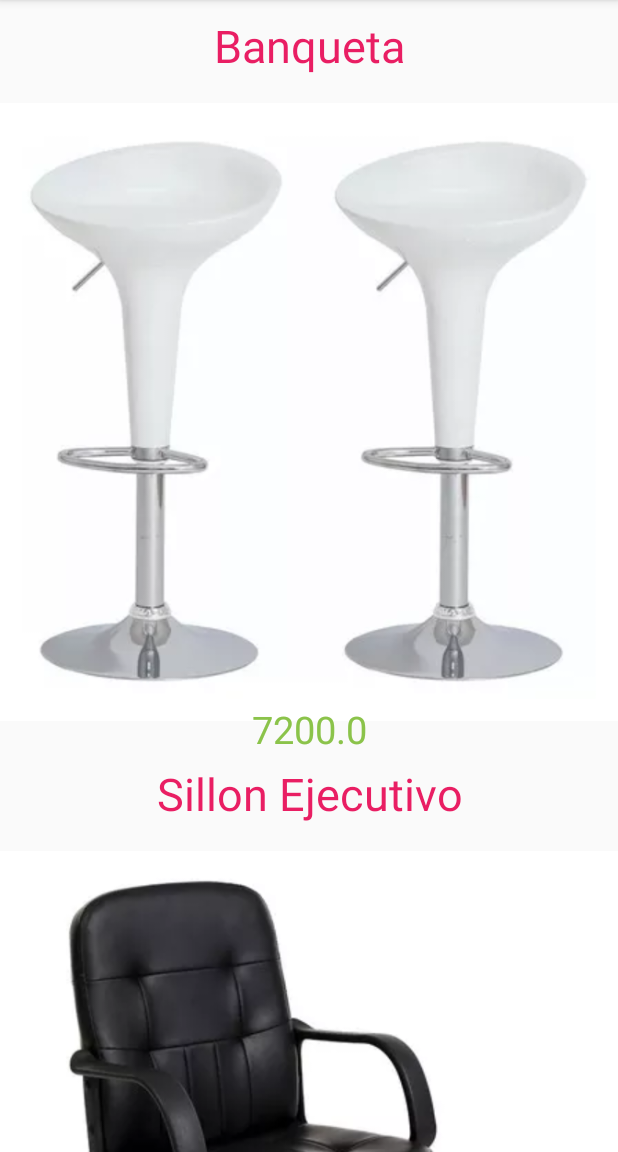
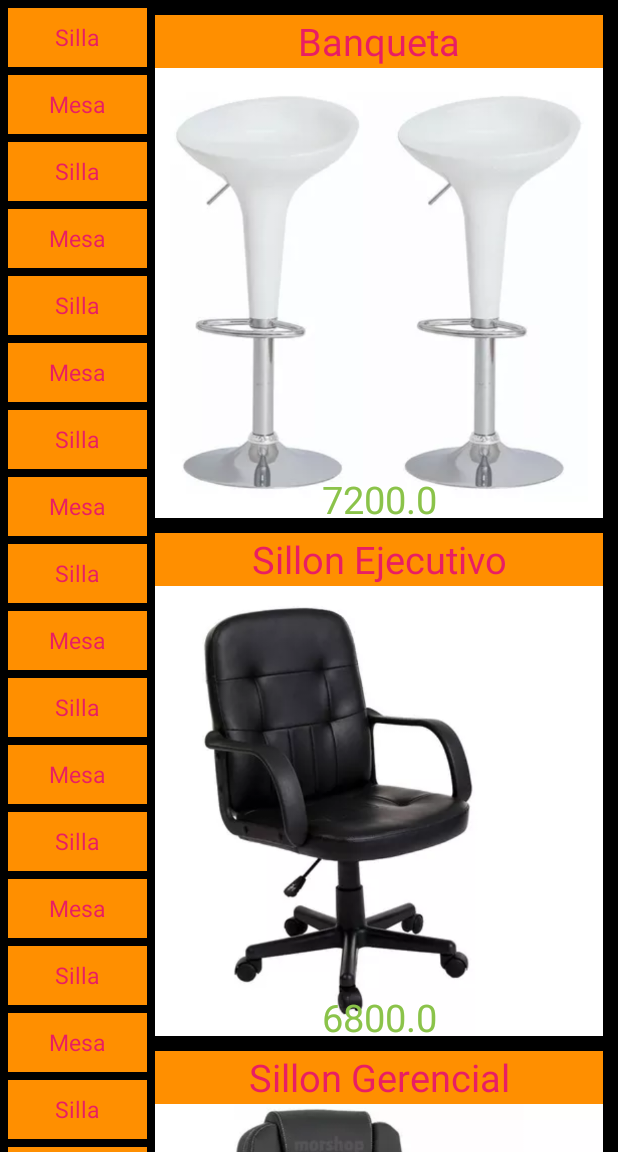
Before and after one commit to alemg77/EntregableAndroid, an Android app: the screen it shows after launch (MainActivity), on a phone screen of 412 x 824 dp, the part 84-1236 px from its top. Run offline under Robolectric (Android 15) with nearby library versions, the phone set to English and light mode, and no system bars.

Commit message:
RecyclerView dentro del Fragment

```diff
--- a/app/build.gradle
+++ b/app/build.gradle
@@ -27,6 +27,7 @@ dependencies {
     implementation fileTree(dir: 'libs', include: ['*.jar'])
     implementation 'androidx.appcompat:appcompat:1.1.0'
     implementation 'androidx.constraintlayout:constraintlayout:1.1.3'
+    implementation 'androidx.legacy:legacy-support-v4:1.0.0'
     testImplementation 'junit:junit:4.12'
     androidTestImplementation 'androidx.test.ext:junit:1.1.1'
     androidTestImplementation 'androidx.test.espresso:espresso-core:3.2.0'
--- /dev/null
+++ b/app/src/main/java/com/example/entregableandroid/AvisosMainActivity.java
@@ -0,0 +1,6 @@
+package com.example.entregableandroid;
+
+public interface AvisosMainActivity {
+    void pulsaronElemento ( Producto unProducto);
+    void seleccionTipoProducto ( TipoDeProducto unTipoDeProducto);
+}
--- /dev/null
+++ b/app/src/main/java/com/example/entregableandroid/FragTipoProducto.java
@@ -0,0 +1,42 @@
+package com.example.entregableandroid;
+
+import android.content.Context;
+import android.os.Bundle;
+
+import androidx.fragment.app.Fragment;
+import androidx.recyclerview.widget.LinearLayoutManager;
+import androidx.recyclerview.widget.RecyclerView;
+
+import android.view.LayoutInflater;
+import android.view.View;
+import android.view.ViewGroup;
+
+import java.util.List;
+
+
+/**
+ * A simple {@link Fragment} subclass.
+ */
+public class FragTipoProducto extends Fragment {
+
+    RecyclerView recyclerViewTipoProducto;
+
+    List<TipoDeProducto> listaTiposProducto;
+    AvisosMainActivity listener;
+
+    public FragTipoProducto(List<TipoDeProducto> listaDeProductos, AvisosMainActivity listener) {
+        this.listaTiposProducto = listaDeProductos;
+        this.listener = listener;
+    }
+
+    @Override
+    public View onCreateView(LayoutInflater inflater, ViewGroup container, Bundle savedInstanceState) {
+        View inflate = inflater.inflate(R.layout.fragment_frag_tipo_producto, container, false);
+        recyclerViewTipoProducto = inflate.findViewById(R.id.FragTipoProductoRecuclerView);
+        TipoDeProductosAdapter tipoDeProductosAdapter = new TipoDeProductosAdapter(listaTiposProducto, listener);
+        LinearLayoutManager dosLayoutManager = new LinearLayoutManager((Context)listener);
+        recyclerViewTipoProducto.setLayoutManager(dosLayoutManager);
+        recyclerViewTipoProducto.setAdapter(tipoDeProductosAdapter);
+        return inflate;
+    }
+}
--- /dev/null
+++ b/app/src/main/java/com/example/entregableandroid/FragmentProducto.java
@@ -0,0 +1,37 @@
+package com.example.entregableandroid;
+
+import android.content.Context;
+import android.os.Bundle;
+
+import androidx.fragment.app.Fragment;
+import androidx.recyclerview.widget.LinearLayoutManager;
+import androidx.recyclerview.widget.RecyclerView;
+
+import android.view.LayoutInflater;
+import android.view.View;
+import android.view.ViewGroup;
+
+import java.util.List;
+
+public class FragmentProducto extends Fragment {
+
+    RecyclerView recyclerViewProducto;
+    List<Producto> listaDeProductos;
+    AvisosMainActivity listener;
+
+    public FragmentProducto ( List<Producto> listaDeProductos, AvisosMainActivity listener){
+        this.listaDeProductos = listaDeProductos;
+        this.listener = listener;
+    }
+
+    @Override
+    public View onCreateView(LayoutInflater inflater, ViewGroup container, Bundle savedInstanceState) {
+        View inflate = inflater.inflate(R.layout.fragment_frag_tipo_producto, container, false);
+        recyclerViewProducto = inflate.findViewById(R.id.FragTipoProductoRecuclerView);
+        ProductoAdapter productoAdapter = new ProductoAdapter(listaDeProductos, listener);
+        LinearLayoutManager dosLayoutManager = new LinearLayoutManager((Context)listener);
+        recyclerViewProducto.setLayoutManager(dosLayoutManager);
+        recyclerViewProducto.setAdapter(productoAdapter);
+        return inflate;
+    }
+}
--- a/app/src/main/java/com/example/entregableandroid/MainActivity.java
+++ b/app/src/main/java/com/example/entregableandroid/MainActivity.java
@@ -1,6 +1,9 @@
 package com.example.entregableandroid;
 
 import androidx.appcompat.app.AppCompatActivity;
+import androidx.fragment.app.Fragment;
+import androidx.fragment.app.FragmentManager;
+import androidx.fragment.app.FragmentTransaction;
 import androidx.recyclerview.widget.GridLayoutManager;
 import androidx.recyclerview.widget.LinearLayoutManager;
 import androidx.recyclerview.widget.RecyclerView;
@@ -12,38 +15,82 @@ import android.widget.Toast;
 import java.util.ArrayList;
 import java.util.List;
 
-public class MainActivity extends AppCompatActivity implements SillaAdapterListener{
+public class MainActivity extends AppCompatActivity implements AvisosMainActivity {
 
-    RecyclerView recyclerView;
+    private void pegarFragment(Fragment fragmentAPegar, int containerViewId) {
+        FragmentManager fragmentManager = getSupportFragmentManager();
+        FragmentTransaction fragmentTransaction = fragmentManager.beginTransaction();
+        fragmentTransaction.add(containerViewId, fragmentAPegar);
+        fragmentTransaction.commit();
+    }
 
     @Override
     protected void onCreate(Bundle savedInstanceState) {
         super.onCreate(savedInstanceState);
         setContentView(R.layout.activity_main);
-        recyclerView = findViewById(R.id.MainRecyclerView);
-        List<Silla> listaDeSillas = cargarSillas();
-
-        SillaAdapter sillaAdapter = new SillaAdapter(listaDeSillas,this);
-        LinearLayoutManager layoutManager = new LinearLayoutManager(this);
-        GridLayoutManager gridLayoutManager = new GridLayoutManager( this, 2);
-        StaggeredGridLayoutManager staggeredGridLayoutManager = new StaggeredGridLayoutManager(2, StaggeredGridLayoutManager.VERTICAL);
-        recyclerView.setLayoutManager(layoutManager);
-        recyclerView.setAdapter(sillaAdapter);
-
+        pegarFragment(new FragTipoProducto(cargarTiposDeProductos(), this), R.id.MainFragTipoProducto);
+        pegarFragment(new FragmentProducto(cargarSillas(), this), R.id.MainFragProductos);
     }
 
-    private List<Silla> cargarSillas (){
-        List<Silla> listaDeSillas = new ArrayList<>();
-        listaDeSillas.add(new Silla("Banqueta", "Blanca, regulable en altura", 7200.0, 10, R.drawable.banqueta7200));
-        listaDeSillas.add(new Silla("Sillon Ejecutivo", "Clasico, negro", 6800.0, 11, R.drawable.sillon_ejecutivo_6800));
-        listaDeSillas.add(new Silla( "Sillon Gerencial", "Para el generente", 12000.0, 12, R.drawable.sillon_gerencial));
-        listaDeSillas.add(new Silla( "Sillas comedor", "Clasicas, blancas", 7500.0, 13, R.drawable.sillas_comedorx4_7500));
-        listaDeSillas.add(new Silla( "Sillon Gerencial Alto", "Para el generente", 21000.0, 14, R.drawable.sillon_gerencial_alto));
+    @Override
+    public void pulsaronElemento(Producto unProducto) {
+        Toast.makeText(this, unProducto.getDescripcion(), Toast.LENGTH_SHORT).show();
+    }
+
+    @Override
+    public void seleccionTipoProducto(TipoDeProducto unTipoDeProducto) {
+        Toast.makeText(this, unTipoDeProducto.getNombre(), Toast.LENGTH_SHORT).show();
+    }
+
+
+    private List<Producto> cargarSillas() {
+        List<Producto> listaDeSillas = new ArrayList<>();
+        listaDeSillas.add(new Producto("Banqueta", "Blanca, regulable en altura", 7200.0, 10, R.drawable.banqueta7200));
+        listaDeSillas.add(new Producto("Sillon Ejecutivo", "Clasico, negro", 6800.0, 11, R.drawable.sillon_ejecutivo_6800));
+        listaDeSillas.add(new Producto("Sillon Gerencial", "Para el generente", 12000.0, 12, R.drawable.sillon_gerencial));
+        listaDeSillas.add(new Producto("Sillas comedor", "Clasicas, blancas", 7500.0, 13, R.drawable.sillas_comedorx4_7500));
+        listaDeSillas.add(new Producto("Sillon Gerencial Alto", "Para el generente", 21000.0, 14, R.drawable.sillon_gerencial_alto));
         return listaDeSillas;
     }
 
-    @Override
-    public void pulsaronElemento(Silla unaSilla) {
-        Toast.makeText(this, unaSilla.getDescripcion(), Toast.LENGTH_SHORT).show();
+    private List<TipoDeProducto> cargarTiposDeProductos() {
+        List<TipoDeProducto> listaDeProductos = new ArrayList<>();
+        listaDeProductos.add(new TipoDeProducto("Silla", 50));
+        listaDeProductos.add(new TipoDeProducto("Mesa", 51));
+        listaDeProductos.add(new TipoDeProducto("Silla", 50));
+        listaDeProductos.add(new TipoDeProducto("Mesa", 51));
+        listaDeProductos.add(new TipoDeProducto("Silla", 50));
+        listaDeProductos.add(new TipoDeProducto("Mesa", 51));
+        listaDeProductos.add(new TipoDeProducto("Silla", 50));
+        listaDeProductos.add(new TipoDeProducto("Mesa", 51));
+        listaDeProductos.add(new TipoDeProducto("Silla", 50));
+        listaDeProductos.add(new TipoDeProducto("Mesa", 51));
+        listaDeProductos.add(new TipoDeProducto("Silla", 50));
+        listaDeProductos.add(new TipoDeProducto("Mesa", 51));
+        listaDeProductos.add(new TipoDeProducto("Silla", 50));
+        listaDeProductos.add(new TipoDeProducto("Mesa", 51));
+        listaDeProductos.add(new TipoDeProducto("Silla", 50));
+        listaDeProductos.add(new TipoDeProducto("Mesa", 51));
+        listaDeProductos.add(new TipoDeProducto("Silla", 50));
+        listaDeProductos.add(new TipoDeProducto("Mesa", 51));
+        listaDeProductos.add(new TipoDeProducto("Silla", 50));
+        listaDeProductos.add(new TipoDeProducto("Mesa", 51));
+        listaDeProductos.add(new TipoDeProducto("Silla", 50));
+        listaDeProductos.add(new TipoDeProducto("Mesa", 51));
+        listaDeProductos.add(new TipoDeProducto("Silla", 50));
+        listaDeProductos.add(new TipoDeProducto("Mesa", 51));
+        listaDeProductos.add(new TipoDeProducto("Silla", 50));
+        listaDeProductos.add(new TipoDeProducto("Mesa", 51));
+        listaDeProductos.add(new TipoDeProducto("Silla", 50));
+        listaDeProductos.add(new TipoDeProducto("Mesa", 51));
+        listaDeProductos.add(new TipoDeProducto("Silla", 50));
+        listaDeProductos.add(new TipoDeProducto("Mesa", 51));
+        listaDeProductos.add(new TipoDeProducto("Silla", 50));
+        listaDeProductos.add(new TipoDeProducto("Mesa", 51));
+        listaDeProductos.add(new TipoDeProducto("Silla", 50));
+        listaDeProductos.add(new TipoDeProducto("Mesa", 51));
+        return listaDeProductos;
     }
+
+
 }
--- a/app/src/main/java/com/example/entregableandroid/Silla.java
+++ b/app/src/main/java/com/example/entregableandroid/Producto.java
@@ -1,18 +1,18 @@
 package com.example.entregableandroid;
 
-public class Silla {
+public class Producto {
     private String nombre;
     private String descripcion;
+    private Integer id;
+    private int imagen;
     private Double precio;
-    private Integer idProducto;
-    private int imagen;
 
-    public Silla(String nombre, String descripcion, Double precio, Integer idProducto, int imagen) {
+    public Producto(String nombre, String descripcion, Double precio, Integer id, int imagen) {
         this.nombre = nombre;
         this.descripcion = descripcion;
+        this.id = id;
+        this.imagen = imagen;
         this.precio = precio;
-        this.idProducto = idProducto;
-        this.imagen = imagen;
     }
 
     public String getNombre() {
@@ -23,15 +23,15 @@ public class Silla {
         return descripcion;
     }
 
-    public Double getPrecio() {
-        return precio;
-    }
-
-    public Integer getIdProducto() {
-        return idProducto;
+    public Integer getId() {
+        return id;
     }
 
     public int getImagen() {
         return imagen;
     }
+
+    public Double getPrecio() {
+        return precio;
+    }
 }
--- a/app/src/main/java/com/example/entregableandroid/SillaAdapter.java
+++ b/app/src/main/java/com/example/entregableandroid/ProductoAdapter.java
@@ -11,42 +11,42 @@ import androidx.recyclerview.widget.RecyclerView;
 
 import java.util.List;
 
-public class SillaAdapter extends RecyclerView.Adapter {
+public class ProductoAdapter extends RecyclerView.Adapter {
 
-    private List<Silla> listaDeSillas;
-    private SillaAdapterListener listener;
+    private List<Producto> listadDeProductos;
+    private AvisosMainActivity listener;
 
-    public SillaAdapter (List<Silla> listaDeSillas, SillaAdapterListener sillaAdapterListener){
-        this.listaDeSillas = listaDeSillas;
-        this.listener = sillaAdapterListener;
+    public ProductoAdapter(List<Producto> listadDeProductos, AvisosMainActivity listener) {
+        this.listadDeProductos = listadDeProductos;
+        this.listener = listener;
     }
 
     @NonNull
     @Override
     public RecyclerView.ViewHolder onCreateViewHolder(@NonNull ViewGroup parent, int viewType) {
         LayoutInflater layoutInflater = LayoutInflater.from(parent.getContext());
-        View view = layoutInflater.inflate(R.layout.celda_silla, parent, false);
-        SillaViewHolder viewHolder = new SillaViewHolder(view);
+        View view = layoutInflater.inflate(R.layout.celda_producto, parent, false);
+        ProductoAdapter.ProductoViewHolder viewHolder = new ProductoAdapter.ProductoViewHolder(view);
         return viewHolder;
     }
 
     @Override
     public void onBindViewHolder(@NonNull RecyclerView.ViewHolder holder, int position) {
-        SillaViewHolder sillaViewHolder = (SillaViewHolder)holder;
-        sillaViewHolder.cargarSilla(listaDeSillas.get(position));
+        ProductoAdapter.ProductoViewHolder sillaViewHolder = (ProductoAdapter.ProductoViewHolder)holder;
+        sillaViewHolder.cargarProducto(listadDeProductos.get(position));
     }
 
     @Override
     public int getItemCount() {
-        return listaDeSillas.size();
+        return listadDeProductos.size();
     }
 
-    private class SillaViewHolder extends RecyclerView.ViewHolder {
+    private class ProductoViewHolder extends RecyclerView.ViewHolder {
         private ImageView imageView;
         private TextView textViewNombre;
         private TextView textViewPrecio;
 
-        public SillaViewHolder(@NonNull View itemView) {
+        public ProductoViewHolder(@NonNull View itemView) {
             super(itemView);
             imageView = itemView.findViewById(R.id.celdaSillaImagen);
             textViewNombre = itemView.findViewById(R.id.celdaSillaNombre);
@@ -56,16 +56,16 @@ public class SillaAdapter extends RecyclerView.Adapter {
                 @Override
                 public void onClick(View v) {
                     int posicion = getAdapterPosition();
-                    Silla unaSilla = listaDeSillas.get(posicion);
-                    listener.pulsaronElemento(unaSilla);
+                    Producto unProducto = listadDeProductos.get(posicion);
+                    listener.pulsaronElemento(unProducto);
                 }
             });
         }
 
-        public void cargarSilla ( Silla unaSilla){
-            imageView.setImageResource(unaSilla.getImagen());
-            textViewPrecio.setText(unaSilla.getPrecio().toString());
-            textViewNombre.setText(unaSilla.getNombre());
+        public void cargarProducto (Producto unProducto){
+            imageView.setImageResource(unProducto.getImagen());
+            textViewPrecio.setText(unProducto.getPrecio().toString());
+            textViewNombre.setText(unProducto.getNombre());
         }
     }
 }
--- a/app/src/main/java/com/example/entregableandroid/SillaAdapterListener.java
+++ /dev/null
@@ -1,5 +0,0 @@
-package com.example.entregableandroid;
-
-public interface SillaAdapterListener {
-    void pulsaronElemento ( Silla unaSilla);
-}
--- /dev/null
+++ b/app/src/main/java/com/example/entregableandroid/TipoDeProducto.java
@@ -0,0 +1,20 @@
+package com.example.entregableandroid;
+
+public class TipoDeProducto {
+
+    private String nombre;
+    private Integer id;
+
+    public TipoDeProducto(String nombre, Integer id) {
+        this.nombre = nombre;
+        this.id = id;
+    }
+
+    public String getNombre() {
+        return nombre;
+    }
+
+    public Integer getId() {
+        return id;
+    }
+}
--- /dev/null
+++ b/app/src/main/java/com/example/entregableandroid/TipoDeProductosAdapter.java
@@ -0,0 +1,60 @@
+package com.example.entregableandroid;
+
+import android.view.LayoutInflater;
+import android.view.View;
+import android.view.ViewGroup;
+import android.widget.ImageView;
+import android.widget.TextView;
+
+import androidx.annotation.NonNull;
+import androidx.recyclerview.widget.RecyclerView;
+
+import java.util.List;
+
+public class TipoDeProductosAdapter extends RecyclerView.Adapter {
+    private List<TipoDeProducto> listaTiposDeProducto;
+    private AvisosMainActivity listener;
+
+    public TipoDeProductosAdapter(List<TipoDeProducto> listaTiposDeProducto, AvisosMainActivity listener) {
+        this.listaTiposDeProducto = listaTiposDeProducto;
+        this.listener = listener;
+    }
+
+    @NonNull
+    @Override
+    public RecyclerView.ViewHolder onCreateViewHolder(@NonNull ViewGroup parent, int viewType) {
+        LayoutInflater layoutInflater = LayoutInflater.from(parent.getContext());
+        View view = layoutInflater.inflate(R.layout.celda_tipo_producto, parent, false);
+        TipoDeProductosAdapter.TipoDeProductosAdapterViewHolder viewHolder = new TipoDeProductosAdapter.TipoDeProductosAdapterViewHolder(view);
+        return viewHolder;
+    }
+
+    @Override
+    public void onBindViewHolder(@NonNull RecyclerView.ViewHolder holder, int position) {
+        ((TipoDeProductosAdapterViewHolder) holder).cargarTipoDeProducto(listaTiposDeProducto.get(position));
+    }
+
+    @Override
+    public int getItemCount() {
+        return listaTiposDeProducto.size();
+    }
+
+    private class TipoDeProductosAdapterViewHolder extends RecyclerView.ViewHolder {
+        private TextView nombre;
+
+        public TipoDeProductosAdapterViewHolder(@NonNull View itemView) {
+            super(itemView);
+            nombre = itemView.findViewById(R.id.celdaTipoProductoNombre);
+            itemView.setOnClickListener(new View.OnClickListener() {
+                @Override
+                public void onClick(View v) {
+                    listener.seleccionTipoProducto(listaTiposDeProducto.get(getAdapterPosition()));
+                }
+            });
+        }
+
+        public void cargarTipoDeProducto(TipoDeProducto unTipoDeProducto) {
+            nombre.setText(unTipoDeProducto.getNombre());
+        }
+    }
+}
--- a/app/src/main/res/layout/activity_main.xml
+++ b/app/src/main/res/layout/activity_main.xml
@@ -4,13 +4,31 @@
     xmlns:tools="http://schemas.android.com/tools"
     android:layout_width="match_parent"
     android:layout_height="match_parent"
+    android:background="#000000"
     tools:context=".MainActivity">
 
-    <androidx.recyclerview.widget.RecyclerView
-        android:id="@+id/MainRecyclerView"
-        android:layout_width="match_parent"
+    <androidx.constraintlayout.widget.Guideline
+        android:id="@+id/guidelineVertical1"
+        android:layout_width="wrap_content"
+        android:layout_height="wrap_content"
+        android:orientation="vertical"
+        app:layout_constraintGuide_percent="0.25"/>
+
+    <FrameLayout
+        android:id="@+id/MainFragTipoProducto"
+        android:layout_width="0dp"
+        android:layout_height="match_parent"
+        app:layout_constraintLeft_toLeftOf="parent"
+        app:layout_constraintRight_toRightOf="@+id/guidelineVertical1"
+        />
+
+    <FrameLayout
+        android:id="@+id/MainFragProductos"
+        android:layout_width="0dp"
         android:layout_height="0dp"
         app:layout_constraintTop_toTopOf="parent"
+        app:layout_constraintLeft_toLeftOf="@+id/guidelineVertical1"
+        app:layout_constraintRight_toRightOf="parent"
         app:layout_constraintBottom_toBottomOf="parent"
         />
 
--- a/app/src/main/res/layout/celda_silla.xml
+++ b/app/src/main/res/layout/celda_producto.xml
@@ -5,26 +5,31 @@
     android:layout_height="wrap_content">
 
     <TextView
-        android:layout_marginTop="10dp"
         android:id="@+id/celdaSillaNombre"
         android:layout_width="match_parent"
-        android:layout_height="wrap_content"
+        android:layout_height="35dp"
+        android:layout_marginTop="10dp"
+        android:layout_marginRight="10dp"
+        android:background="@color/FondoNombreProducto"
         android:gravity="center"
         android:hint="Nombre del producto"
         android:textColor="@color/nombreProducto"
-        android:textSize="30dp"
+        android:textSize="25dp"
         app:layout_constraintTop_toTopOf="parent" />
 
     <ImageView
         android:id="@+id/celdaSillaImagen"
         android:layout_width="match_parent"
-        android:layout_height="wrap_content"
+        android:layout_height="300dp"
+        android:layout_marginRight="10dp"
+        android:scaleType="centerCrop"
         app:layout_constraintTop_toBottomOf="@+id/celdaSillaNombre" />
 
     <TextView
         android:id="@+id/celdaSillaPrecio"
         android:layout_width="match_parent"
         android:layout_height="30dp"
+        android:layout_marginRight="10dp"
         android:gravity="center"
         android:hint="999.99"
         android:textColor="@color/PrecioProducto"
--- /dev/null
+++ b/app/src/main/res/layout/celda_tipo_producto.xml
@@ -0,0 +1,22 @@
+<?xml version="1.0" encoding="utf-8"?>
+<androidx.constraintlayout.widget.ConstraintLayout xmlns:android="http://schemas.android.com/apk/res/android"
+    android:layout_width="match_parent"
+    android:layout_height="wrap_content"
+    xmlns:app="http://schemas.android.com/apk/res-auto">
+
+    <TextView
+        android:id="@+id/celdaTipoProductoNombre"
+        android:layout_width="match_parent"
+        android:layout_height="wrap_content"
+        android:layout_marginTop="5dp"
+        android:layout_marginRight="5dp"
+        android:layout_marginLeft="5dp"
+        android:background="@color/FondoNombreProducto"
+        android:gravity="center"
+        android:hint="Tipo de producto"
+        android:textColor="@color/nombreProducto"
+        android:textSize="15dp"
+        app:layout_constraintTop_toTopOf="parent" />
+
+
+</androidx.constraintlayout.widget.ConstraintLayout>
--- /dev/null
+++ b/app/src/main/res/layout/fragment_frag_tipo_producto.xml
@@ -0,0 +1,13 @@
+<?xml version="1.0" encoding="utf-8"?>
+<FrameLayout xmlns:android="http://schemas.android.com/apk/res/android"
+    xmlns:tools="http://schemas.android.com/tools"
+    android:layout_width="match_parent"
+    android:layout_height="match_parent"
+    tools:context=".FragTipoProducto">
+
+    <androidx.recyclerview.widget.RecyclerView
+        android:id="@+id/FragTipoProductoRecuclerView"
+        android:layout_width="match_parent"
+        android:layout_height="match_parent"/>
+
+</FrameLayout>
--- /dev/null
+++ b/app/src/main/res/layout/fragment_producto.xml
@@ -0,0 +1,13 @@
+<?xml version="1.0" encoding="utf-8"?>
+<FrameLayout xmlns:android="http://schemas.android.com/apk/res/android"
+    xmlns:tools="http://schemas.android.com/tools"
+    android:layout_width="match_parent"
+    android:layout_height="match_parent"
+    tools:context=".FragmentProducto">
+
+    <androidx.recyclerview.widget.RecyclerView
+        android:id="@+id/FragProductoRecyclerView"
+        android:layout_width="match_parent"
+        android:layout_height="match_parent"/>
+
+</FrameLayout>
--- a/app/src/main/res/values/colors.xml
+++ b/app/src/main/res/values/colors.xml
@@ -5,4 +5,5 @@
     <color name="colorAccent">#03DAC5</color>
     <color name="nombreProducto">#E91E63</color>
     <color name="PrecioProducto">#8BC34A</color>
+    <color name="FondoNombreProducto">#FF8F00</color>
 </resources>
--- a/app/src/main/res/values/strings.xml
+++ b/app/src/main/res/values/strings.xml
@@ -1,3 +1,6 @@
 <resources>
     <string name="app_name">EntregableAndroid</string>
+
+    <!-- TODO: Remove or change this placeholder text -->
+    <string name="hello_blank_fragment">Hello blank fragment</string>
 </resources>
```
Also changed, not shown: app/src/main/res/drawable/mesa_comedor.webp (added), app/src/main/res/drawable/mesa_industrial.webp (added), app/src/main/res/drawable/mesa_lateral.webp (added).
